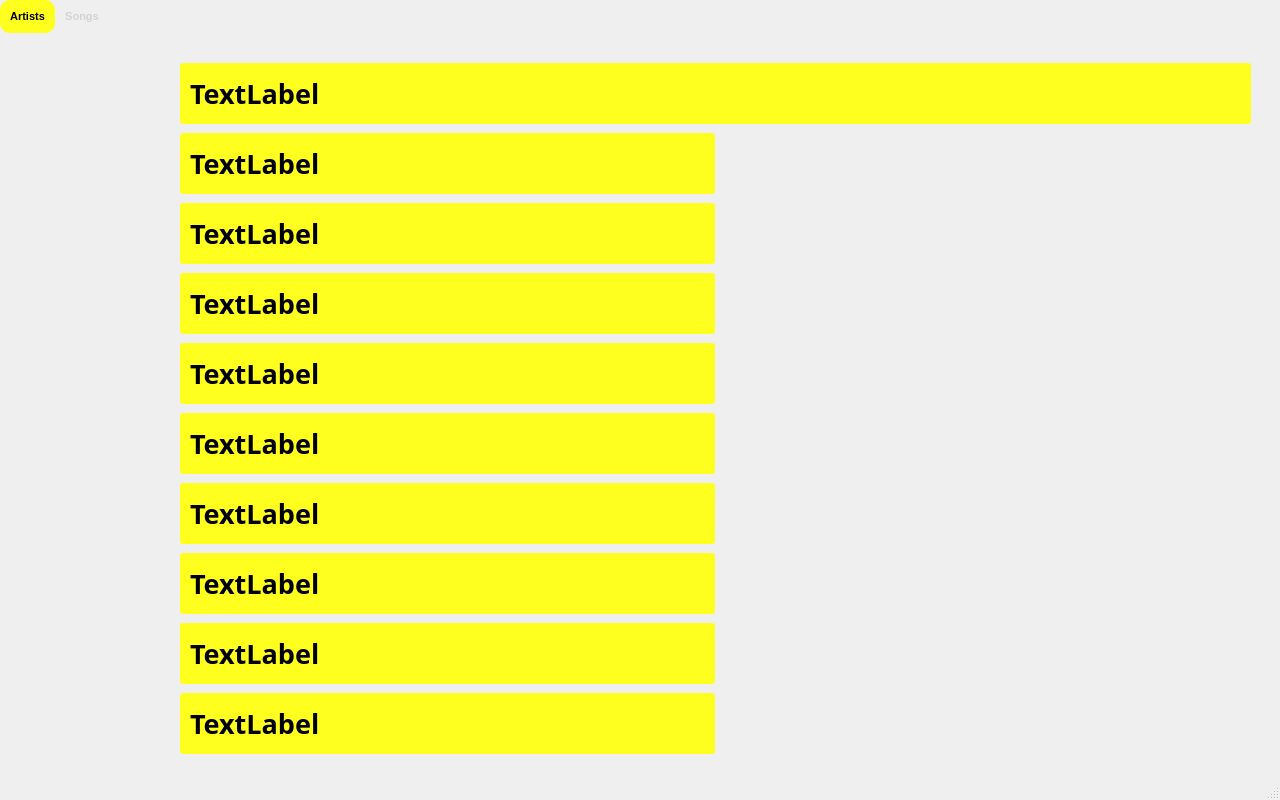
This is ui/main.ui in WilleGyr/Spotify_Wrapped_2026 as Qt 5 draws it before an edit. The edited form follows.
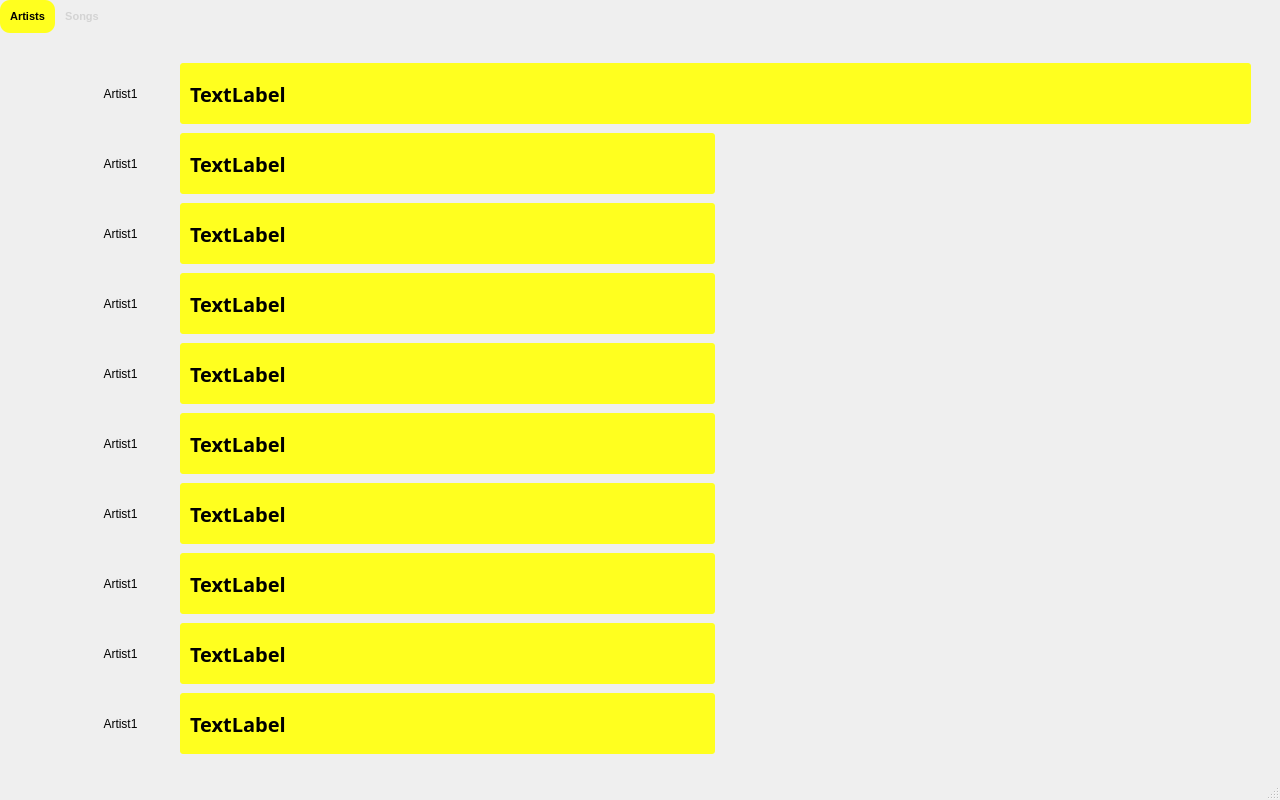
This is the edited form. The open tabs and pages were chosen to show the change.

Commit message: Same as last push

What changed in the file:
```diff
--- a/ui/main.ui
+++ b/ui/main.ui
@@ -148,7 +148,7 @@
       <property name="font">
        <font>
         <family>Lucida Sans</family>
-        <pointsize>20</pointsize>
+        <pointsize>15</pointsize>
         <weight>75</weight>
         <bold>true</bold>
        </font>
@@ -170,6 +170,13 @@
         <height>61</height>
        </rect>
       </property>
+      <property name="font">
+       <font>
+        <pointsize>15</pointsize>
+        <weight>75</weight>
+        <bold>true</bold>
+       </font>
+      </property>
       <property name="styleSheet">
        <string notr="true">QProgressBar {
     border: 0px;
@@ -205,7 +212,7 @@
       <property name="font">
        <font>
         <family>Lucida Sans</family>
-        <pointsize>20</pointsize>
+        <pointsize>15</pointsize>
         <weight>75</weight>
         <bold>true</bold>
        </font>
@@ -262,7 +269,7 @@
       <property name="font">
        <font>
         <family>Lucida Sans</family>
-        <pointsize>20</pointsize>
+        <pointsize>15</pointsize>
         <weight>75</weight>
         <bold>true</bold>
        </font>
@@ -287,7 +294,7 @@
       <property name="font">
        <font>
         <family>Lucida Sans</family>
-        <pointsize>20</pointsize>
+        <pointsize>15</pointsize>
         <weight>75</weight>
         <bold>true</bold>
        </font>
@@ -344,7 +351,7 @@
       <property name="font">
        <font>
         <family>Lucida Sans</family>
-        <pointsize>20</pointsize>
+        <pointsize>15</pointsize>
         <weight>75</weight>
         <bold>true</bold>
        </font>
@@ -462,7 +469,7 @@
       <property name="font">
        <font>
         <family>Lucida Sans</family>
-        <pointsize>20</pointsize>
+        <pointsize>15</pointsize>
         <weight>75</weight>
         <bold>true</bold>
        </font>
@@ -522,7 +529,7 @@
       <property name="font">
        <font>
         <family>Lucida Sans</family>
-        <pointsize>20</pointsize>
+        <pointsize>15</pointsize>
         <weight>75</weight>
         <bold>true</bold>
        </font>
@@ -547,7 +554,7 @@
       <property name="font">
        <font>
         <family>Lucida Sans</family>
-        <pointsize>20</pointsize>
+        <pointsize>15</pointsize>
         <weight>75</weight>
         <bold>true</bold>
        </font>
@@ -572,7 +579,7 @@
       <property name="font">
        <font>
         <family>Lucida Sans</family>
-        <pointsize>20</pointsize>
+        <pointsize>15</pointsize>
         <weight>75</weight>
         <bold>true</bold>
        </font>
@@ -597,7 +604,7 @@
       <property name="font">
        <font>
         <family>Lucida Sans</family>
-        <pointsize>20</pointsize>
+        <pointsize>15</pointsize>
         <weight>75</weight>
         <bold>true</bold>
        </font>
@@ -642,6 +649,166 @@
        <string/>
       </property>
      </widget>
+     <widget class="QLabel" name="TopArtist1Image">
+      <property name="geometry">
+       <rect>
+        <x>90</x>
+        <y>30</y>
+        <width>61</width>
+        <height>61</height>
+       </rect>
+      </property>
+      <property name="text">
+       <string>Artist1</string>
+      </property>
+      <property name="alignment">
+       <set>Qt::AlignCenter</set>
+      </property>
+     </widget>
+     <widget class="QLabel" name="TopArtist2Image">
+      <property name="geometry">
+       <rect>
+        <x>90</x>
+        <y>100</y>
+        <width>61</width>
+        <height>61</height>
+       </rect>
+      </property>
+      <property name="text">
+       <string>Artist1</string>
+      </property>
+      <property name="alignment">
+       <set>Qt::AlignCenter</set>
+      </property>
+     </widget>
+     <widget class="QLabel" name="TopArtist4Image">
+      <property name="geometry">
+       <rect>
+        <x>90</x>
+        <y>240</y>
+        <width>61</width>
+        <height>61</height>
+       </rect>
+      </property>
+      <property name="text">
+       <string>Artist1</string>
+      </property>
+      <property name="alignment">
+       <set>Qt::AlignCenter</set>
+      </property>
+     </widget>
+     <widget class="QLabel" name="TopArtist3Image">
+      <property name="geometry">
+       <rect>
+        <x>90</x>
+        <y>170</y>
+        <width>61</width>
+        <height>61</height>
+       </rect>
+      </property>
+      <property name="text">
+       <string>Artist1</string>
+      </property>
+      <property name="alignment">
+       <set>Qt::AlignCenter</set>
+      </property>
+     </widget>
+     <widget class="QLabel" name="TopArtist7Image">
+      <property name="geometry">
+       <rect>
+        <x>90</x>
+        <y>450</y>
+        <width>61</width>
+        <height>61</height>
+       </rect>
+      </property>
+      <property name="text">
+       <string>Artist1</string>
+      </property>
+      <property name="alignment">
+       <set>Qt::AlignCenter</set>
+      </property>
+     </widget>
+     <widget class="QLabel" name="TopArtist6Image">
+      <property name="geometry">
+       <rect>
+        <x>90</x>
+        <y>380</y>
+        <width>61</width>
+        <height>61</height>
+       </rect>
+      </property>
+      <property name="text">
+       <string>Artist1</string>
+      </property>
+      <property name="alignment">
+       <set>Qt::AlignCenter</set>
+      </property>
+     </widget>
+     <widget class="QLabel" name="TopArtist8Image">
+      <property name="geometry">
+       <rect>
+        <x>90</x>
+        <y>520</y>
+        <width>61</width>
+        <height>61</height>
+       </rect>
+      </property>
+      <property name="text">
+       <string>Artist1</string>
+      </property>
+      <property name="alignment">
+       <set>Qt::AlignCenter</set>
+      </property>
+     </widget>
+     <widget class="QLabel" name="TopArtist5Image">
+      <property name="geometry">
+       <rect>
+        <x>90</x>
+        <y>310</y>
+        <width>61</width>
+        <height>61</height>
+       </rect>
+      </property>
+      <property name="text">
+       <string>Artist1</string>
+      </property>
+      <property name="alignment">
+       <set>Qt::AlignCenter</set>
+      </property>
+     </widget>
+     <widget class="QLabel" name="TopArtist9Image">
+      <property name="geometry">
+       <rect>
+        <x>90</x>
+        <y>590</y>
+        <width>61</width>
+        <height>61</height>
+       </rect>
+      </property>
+      <property name="text">
+       <string>Artist1</string>
+      </property>
+      <property name="alignment">
+       <set>Qt::AlignCenter</set>
+      </property>
+     </widget>
+     <widget class="QLabel" name="TopArtist10Image">
+      <property name="geometry">
+       <rect>
+        <x>90</x>
+        <y>660</y>
+        <width>61</width>
+        <height>61</height>
+       </rect>
+      </property>
+      <property name="text">
+       <string>Artist1</string>
+      </property>
+      <property name="alignment">
+       <set>Qt::AlignCenter</set>
+      </property>
+     </widget>
      <zorder>TopArtist9Bar</zorder>
      <zorder>TopArtist6Bar</zorder>
      <zorder>TopArtist3Bar</zorder>
```
Left out of the diff: 32 changed lines with no effect on the pictures.
